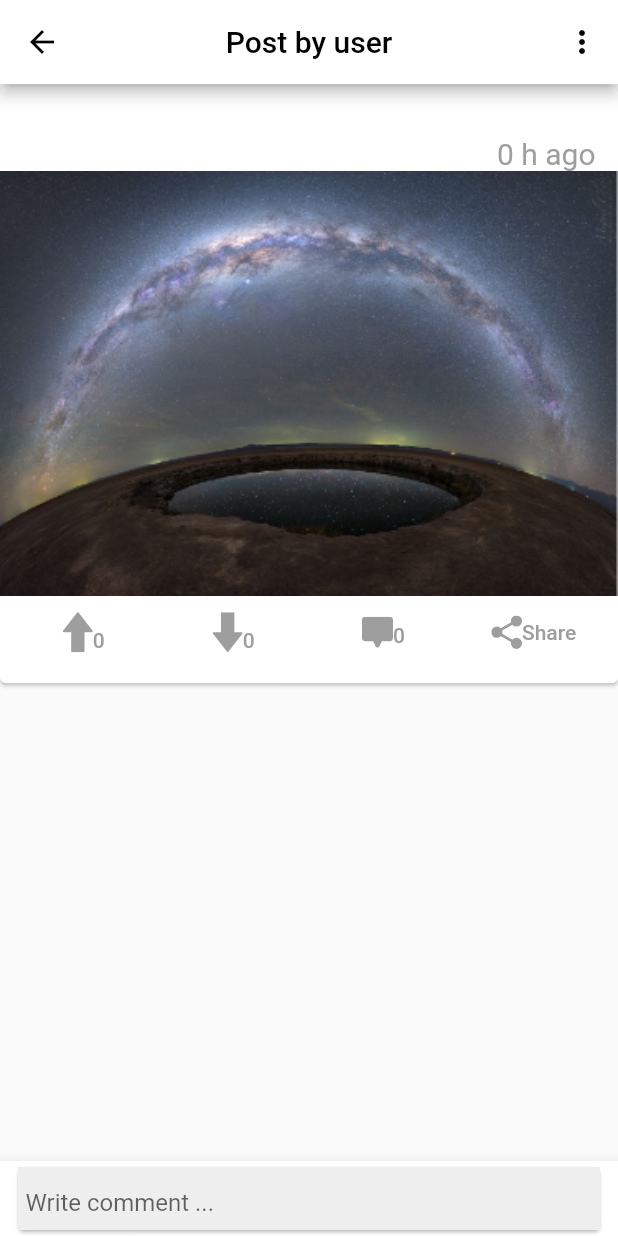
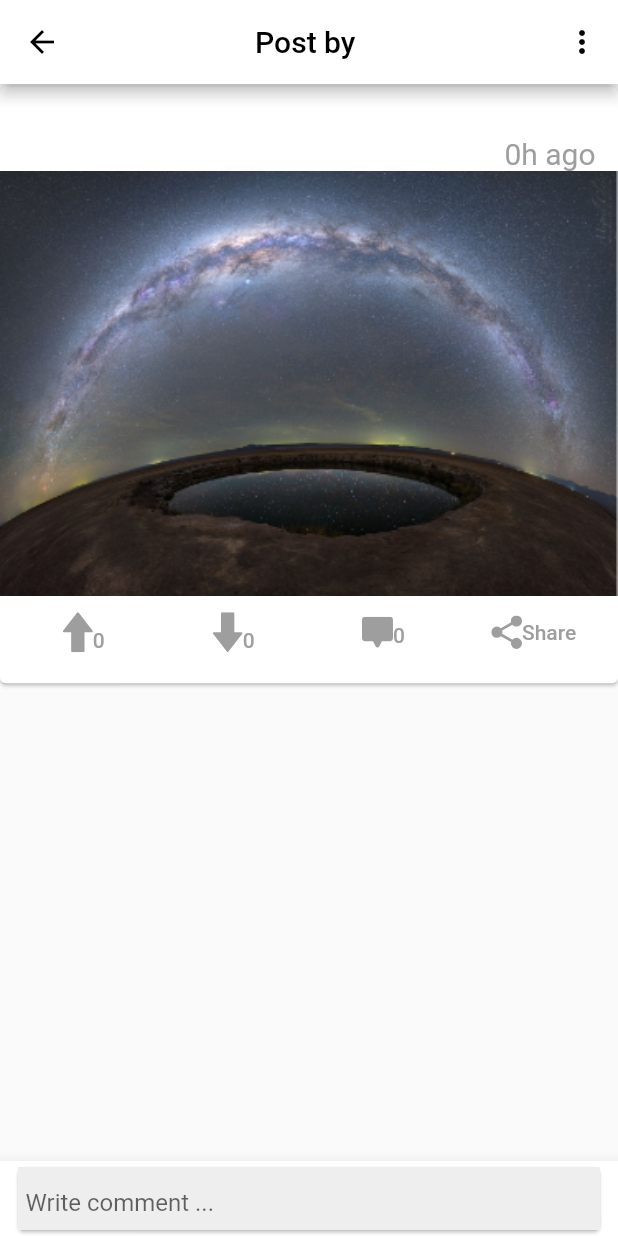
Before and after one commit to TeamInspireMe/InspireMe-Cli, a Flutter app: the PostDetailedView screen opened directly with empty values, on a phone screen of 412 x 824 dp. Run offline on Flutter 3.47's test engine with Material 2 defaults, Android fonts, the phone set to English and light mode, and no system bars; our stand-ins replace flutter_svg.

Commit message:
tiny front changes

```diff
--- a/inspire_me/lib/postdetailedview.dart
+++ b/inspire_me/lib/postdetailedview.dart
@@ -17,7 +17,7 @@ class _PostDetailedViewState extends State<PostDetailedView> {
         leading: BackButton(color: Colors.black),
         centerTitle: true,
         title: Text(
-          "Post by user",
+          "Post by ${widget.post.user}",
           style: TextStyle(color: Colors.black),
         ),
         backgroundColor: Colors.white,
--- a/inspire_me/lib/postview.dart
+++ b/inspire_me/lib/postview.dart
@@ -66,7 +66,7 @@ class _PostViewState extends State<PostView> {
                         Text('${widget.post.category}',
                             style:
                                 TextStyle(fontSize: 20.0, color: Colors.grey)),
-                        Text('${widget.post.hour} h ago',
+                        Text('${widget.post.hour}h ago',
                             style:
                                 TextStyle(fontSize: 20.0, color: Colors.grey)),
                       ],
```
